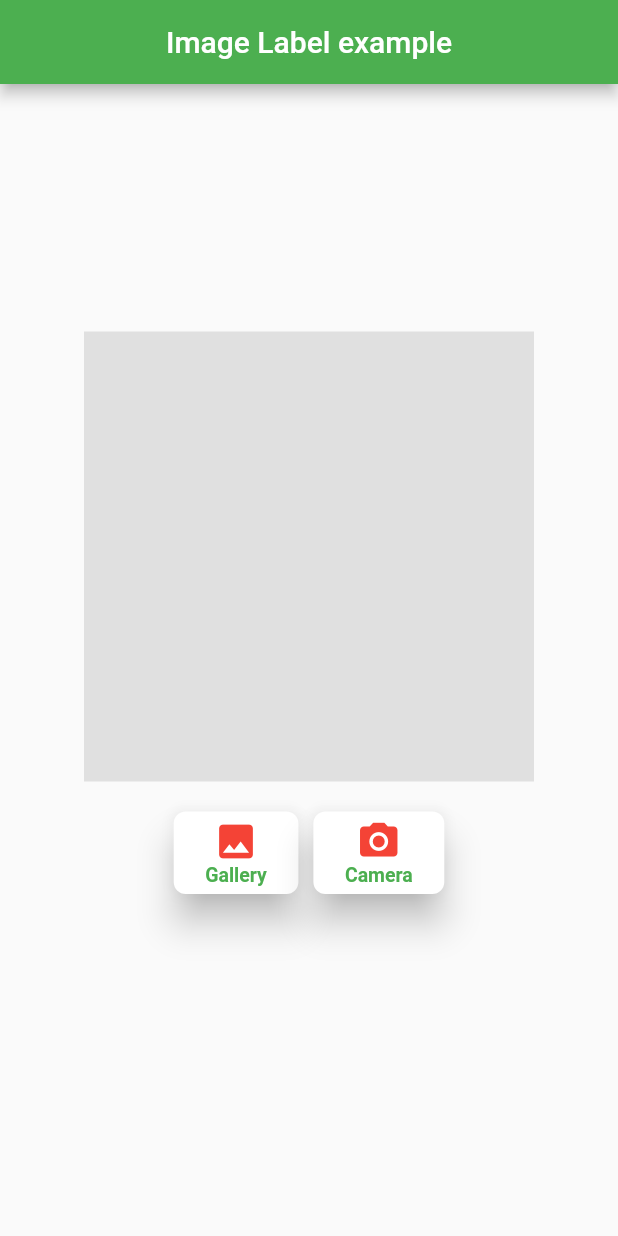
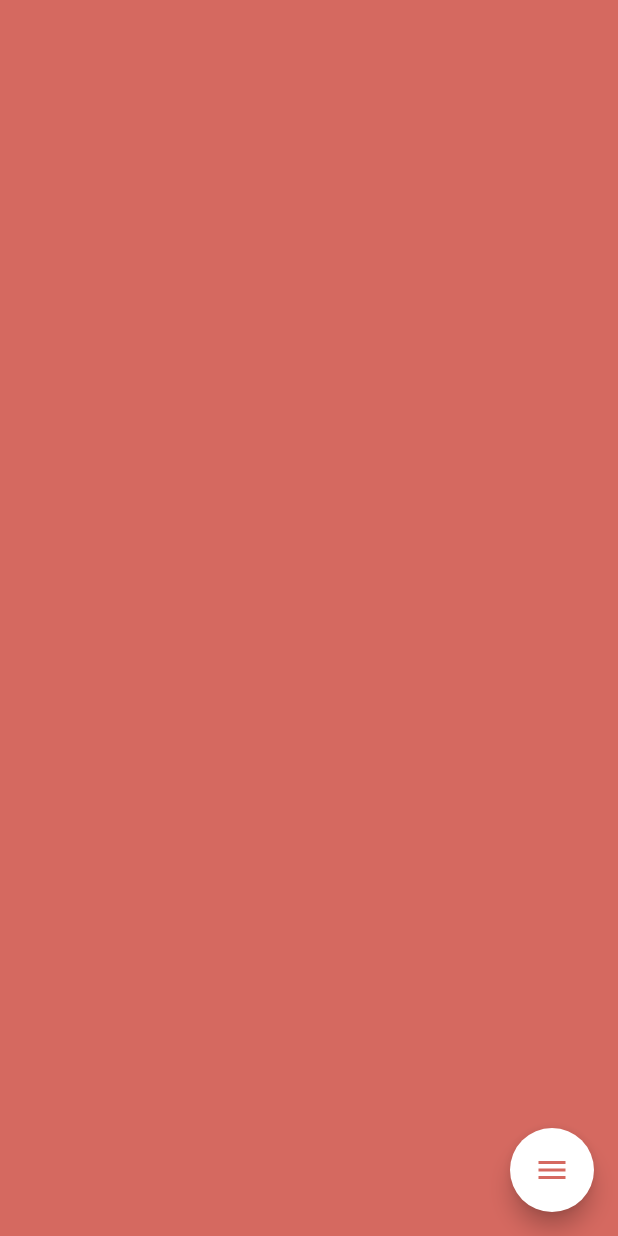
Before and after one commit to Emmanuel-Etukudo/image_labelling_app, a Flutter app: the screen it shows after launch, on a phone screen of 412 x 824 dp. Run offline on Flutter 3.47's test engine with Material 2 defaults, Android fonts, the phone set to English and light mode, and no system bars; drawn by our look-alikes of flutter_speed_dial; our stand-ins replace go_router, image_picker; missing offline and left inert: google_mlkit_image_labeling.

Commit message:
feat: user interface

```diff
--- /dev/null
+++ b/lib/common_widgets/common_fab.dart
@@ -0,0 +1,55 @@
+import 'package:flutter/material.dart';
+import 'package:flutter_speed_dial/flutter_speed_dial.dart';
+
+import '../constants/app_colors.dart';
+
+class CommonFAB extends StatelessWidget {
+  const CommonFAB({
+    super.key,
+  });
+
+  @override
+  Widget build(BuildContext context) {
+    return SpeedDial(
+      animatedIcon: AnimatedIcons.menu_close,
+      backgroundColor: AppColors.white,
+      foregroundColor: AppColors.reddish,
+      activeBackgroundColor: AppColors.reddish,
+      activeForegroundColor: AppColors.white,
+      overlayColor: Colors.black,
+      overlayOpacity: 0.3,
+      spacing: 12,
+      spaceBetweenChildren: 12,
+      children: [
+        SpeedDialChild(
+            backgroundColor: AppColors.reddish,
+            child: const Icon(
+              Icons.image_search_outlined,
+              color: AppColors.white,
+            ),
+            label: 'Home'),
+        SpeedDialChild(
+            backgroundColor: AppColors.bluish,
+            child: const Icon(
+              Icons.image_search_outlined,
+              color: AppColors.white,
+            ),
+            label: 'Image Recognizer'),
+        SpeedDialChild(
+            backgroundColor: AppColors.yellowish,
+            child: const Icon(
+              Icons.text_snippet_outlined,
+              color: AppColors.white,
+            ),
+            label: 'Image to text'),
+        SpeedDialChild(
+            backgroundColor: AppColors.greenish,
+            child: const Icon(
+              Icons.emoji_emotions_outlined,
+              color: AppColors.white,
+            ),
+            label: 'Emotion Recognition')
+      ],
+    );
+  }
+}
--- /dev/null
+++ b/lib/constants/app_colors.dart
@@ -0,0 +1,11 @@
+import 'package:flutter/material.dart';
+
+class AppColors {
+  static const reddish = Color(0xffD56960);
+  static const white = Color(0xffFFFFFF);
+  static const bluish = Color(0xff4E7DAF);
+  static const purplish = Color(0xff808EDF);
+  static const yellowish = Color(0xffE7BF74);
+  static const greenish = Color(0xff69B4AF);
+  static const pinkish = Color(0xffD46F93);
+}
--- /dev/null
+++ b/lib/features/home/home_screen.dart
@@ -0,0 +1,21 @@
+import 'package:flutter/material.dart';
+import 'package:image_labelling_app/constants/app_colors.dart';
+
+import '../../common_widgets/common_fab.dart';
+
+class HomeScreen extends StatefulWidget {
+  const HomeScreen({super.key});
+
+  @override
+  State<HomeScreen> createState() => _HomeScreenState();
+}
+
+class _HomeScreenState extends State<HomeScreen> {
+  @override
+  Widget build(BuildContext context) {
+    return const Scaffold(
+      backgroundColor: AppColors.reddish,
+      floatingActionButton: CommonFAB(),
+    );
+  }
+}
--- a/lib/main.dart
+++ b/lib/main.dart
@@ -3,6 +3,8 @@ import 'dart:io';
 import 'package:flutter/material.dart';
 import 'package:google_mlkit_image_labeling/google_mlkit_image_labeling.dart';
 import 'package:image_picker/image_picker.dart';
+
+import 'features/home/home_screen.dart';
 
 void main() {
   runApp(const MyApp());
@@ -17,9 +19,9 @@ class MyApp extends StatelessWidget {
     return MaterialApp(
       debugShowCheckedModeBanner: false,
       theme: ThemeData(
-        primarySwatch: Colors.green,
-      ),
-      home: const MyHomePage(),
+          //primarySwatch: Colors.green,
+          ),
+      home: const HomeScreen(),
     );
   }
 }
```
Also changed, not shown: lib/common_widgets/empty_place_holder.dart (added, +38 -0 lines), lib/common_widgets/primary_button.dart (added, +34 -0 lines), lib/features/emotional_recognition/emotional_recognition.dart (added, +15 -0 lines), lib/features/image_recognition/image_recognition.dart (added, +15 -0 lines), lib/features/image_to_text/image_to_text.dart (added, +15 -0 lines).
